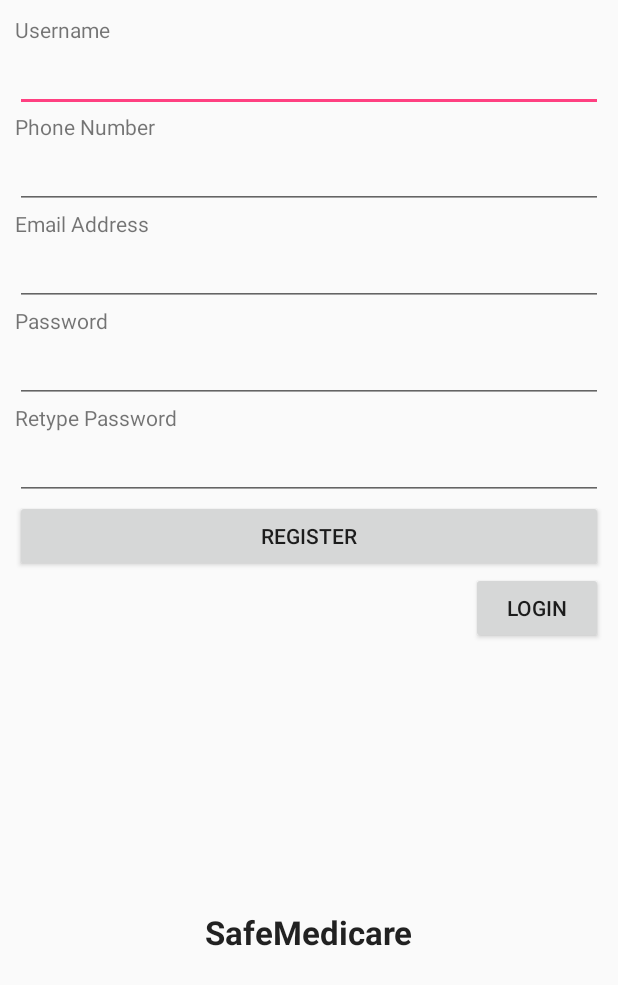
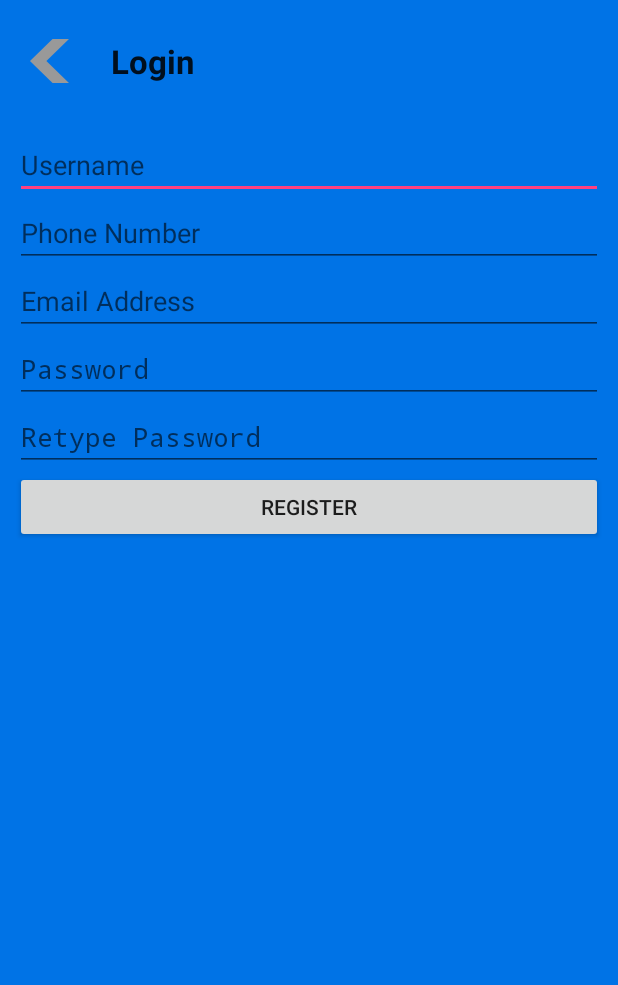
Before and after one commit to Jian-Huang-Dev/MediSafe, an Android app: the SignupActivity screen opened directly, with no data from a screen before it, on a phone screen of 412 x 824 dp. Shown: the top 985 px of the screen. Run offline under Robolectric (Android 15) with nearby library versions, the phone set to English and light mode, and no system bars; libraries missing offline, so code that uses them is left out: com.parse.

Commit message:
UI improvement for login and signup page, and minior interaction result changes

```diff
--- a/app/src/main/java/course1778/mobileapp/safeMedicare/Authentication/SignupActivity.java
+++ b/app/src/main/java/course1778/mobileapp/safeMedicare/Authentication/SignupActivity.java
@@ -6,6 +6,7 @@ import android.os.Bundle;
 import android.view.View;
 import android.widget.Button;
 import android.widget.EditText;
+import android.widget.ImageButton;
 import android.widget.Toast;
 
 import com.parse.LogInCallback;
@@ -21,7 +22,8 @@ import course1778.mobileapp.safeMedicare.R;
  */
 public class SignupActivity extends Activity {
     // Declare Variables
-    Button registerBtn, loginBtn;
+    Button registerBtn;
+    ImageButton loginBtn;
     String usrnameTxt, phoneNumTxt, pwdTxt, pwdTxt2, emailTxt;
     EditText phoneNum, pwd, pwd2, usrname, email;
 
@@ -37,7 +39,7 @@ public class SignupActivity extends Activity {
 
         // register button
         registerBtn = (Button) findViewById(R.id.registerBtn);
-        loginBtn = (Button) findViewById(R.id.loginBtn);
+        loginBtn = (ImageButton) findViewById(R.id.loginBtn);
 
         registerBtn.setOnClickListener(new View.OnClickListener() {
 
--- a/app/src/main/java/course1778/mobileapp/safeMedicare/Main/FamMemFrag.java
+++ b/app/src/main/java/course1778/mobileapp/safeMedicare/Main/FamMemFrag.java
@@ -267,7 +267,8 @@ public class FamMemFrag extends android.support.v4.app.ListFragment implements
                     // html string format
                     TextView interactionResultView = (TextView) resultView.findViewById(R.id.resultView);
                     String htmlString = "<br> <b>" + medNameFieldTxt + "</b>" + " and " + "<b>" +
-                            interactionName + "</b>" + " have drug interaction! " + "<br> <br>" + interactionResult;
+                            interactionName + "</b>" + " have drug interaction! " + "<br> <br>" +
+                            interactionResult + "<br> <br>" + getString(R.string.interaction_warning);
 
                     interactionResultView.setText(Html.fromHtml(htmlString));
 
--- a/app/src/main/res/layout/signup_activity.xml
+++ b/app/src/main/res/layout/signup_activity.xml
@@ -1,94 +1,86 @@
 <LinearLayout xmlns:android="http://schemas.android.com/apk/res/android"
     android:layout_width="fill_parent"
     android:layout_height="fill_parent"
+    android:background="#0073e6"
     android:orientation="vertical"
-    android:padding="10dip" >
+    android:padding="10dip">
+
+    <LinearLayout
+        android:layout_width="match_parent"
+        android:layout_height="match_parent"
+        android:layout_marginTop="@dimen/activity_vertical_margin"
+        android:orientation="vertical">
+
+        <LinearLayout
+            android:layout_width="match_parent"
+            android:layout_height="wrap_content"
+            android:layout_marginBottom="@dimen/activity_vertical_margin_2">
+
+            <ImageButton
+                android:id="@+id/loginBtn"
+                android:layout_width="wrap_content"
+                android:layout_height="match_parent"
+                android:background="#0073e6"
+                android:src="@drawable/left_arrow"/>
 
             <TextView
-        android:id="@+id/usrnameTxt"
-        android:layout_width="fill_parent"
+                android:layout_width="wrap_content"
                 android:layout_height="wrap_content"
-        android:text="@string/usr_name" />
+                android:text="@string/login_btn"
+                android:textStyle="bold"
+                android:textAppearance="?android:attr/textAppearanceLarge"
+                android:layout_marginLeft="@dimen/activity_vertical_margin"/>
+
+        </LinearLayout>
 
         <EditText
             android:id="@+id/usrname"
             android:layout_width="fill_parent"
             android:layout_height="wrap_content"
+            android:hint="@string/usr_name"
             android:inputType="text" />
-
-    <TextView
-        android:id="@+id/phoneNumText"
-        android:layout_width="fill_parent"
-        android:layout_height="wrap_content"
-        android:text="@string/phone_num" />
 
         <EditText
             android:id="@+id/phoneNum"
             android:layout_width="fill_parent"
             android:layout_height="wrap_content"
+            android:hint="@string/phone_num"
             android:inputType="phone" />
-
-    <TextView
-        android:id="@+id/emailTxt"
-        android:layout_width="fill_parent"
-        android:layout_height="wrap_content"
-        android:text="@string/email_addr" />
 
         <EditText
             android:id="@+id/email"
             android:layout_width="fill_parent"
             android:layout_height="wrap_content"
+            android:hint="@string/email_addr"
             android:inputType="textEmailAddress" />
-
-    <TextView
-        android:id="@+id/pwdTxt"
-        android:layout_width="fill_parent"
-        android:layout_height="wrap_content"
-        android:text="@string/password" />
 
         <EditText
             android:id="@+id/pwd"
             android:layout_width="fill_parent"
             android:layout_height="wrap_content"
+            android:hint="@string/password"
             android:inputType="textPassword" />
-
-    <TextView
-        android:id="@+id/pwdTxt2"
-        android:layout_width="fill_parent"
-        android:layout_height="wrap_content"
-        android:text="@string/password2" />
 
         <EditText
             android:id="@+id/pwd2"
             android:layout_width="fill_parent"
             android:layout_height="wrap_content"
+            android:hint="@string/password2"
             android:inputType="textPassword" />
+
+        <LinearLayout
+            android:layout_width="match_parent"
+            android:layout_height="wrap_content"
+            android:orientation="horizontal">
 
             <Button
                 android:id="@+id/registerBtn"
-        android:layout_width="fill_parent"
+                android:layout_width="match_parent"
                 android:layout_height="wrap_content"
                 android:text="@string/register_btn" />
 
-    <Button
-        android:id="@+id/loginBtn"
-        android:layout_width="wrap_content"
-        android:layout_height="wrap_content"
-        android:text="@string/login_btn"
-        android:layout_gravity="right"/>
-
-    <RelativeLayout
-        android:layout_width="match_parent"
-        android:layout_height="match_parent">
-
-        <TextView
-            android:layout_width="wrap_content"
-            android:layout_height="wrap_content"
-            android:text="@string/app_name"
-            android:textAppearance="?android:attr/textAppearanceLarge"
-            android:textStyle="bold"
-            android:layout_centerInParent="true"/>
-
-    </RelativeLayout>
+        </LinearLayout>
 
     </LinearLayout>
+
+</LinearLayout>
--- a/app/src/main/res/values/dimens.xml
+++ b/app/src/main/res/values/dimens.xml
@@ -3,4 +3,7 @@
     <dimen name="activity_horizontal_margin">16dp</dimen>
     <dimen name="activity_vertical_margin">16dp</dimen>
     <dimen name="fab_margin">16dp</dimen>
+    <dimen name="activity_vertical_margin_2">32dp</dimen>
+    <dimen name="activity_vertical_margin_3">64dp</dimen>
+    <dimen name="default_margin">16dp</dimen>
 </resources>
--- a/app/src/main/res/values/strings.xml
+++ b/app/src/main/res/values/strings.xml
@@ -2,7 +2,7 @@
 <resources>
 
     <string name="hello">Hello World!</string>
-    <string name="app_name">SafeMedicare</string>
+    <string name="app_name">safeMedicare</string>
     <string name="usr_name">Username</string>
     <string name="password">Password</string>
     <string name="password2">Retype Password</string>
@@ -40,4 +40,5 @@
     <string name="drawer_close">Close navigation drawer</string>
     <string name="file_format">.txt</string>
     <string name="taken">Taken</string>
+    <string name="interaction_warning">Please consult with your physician or pharmacist to assess potential risks!</string>
 </resources>
```
Also changed, not shown: app/src/main/res/layout/login_activity.xml (+44 -25 lines), app/src/main/res/drawable-hdpi/left_arrow.png (added), app/src/main/res/drawable-mdpi/left_arrow.png (added), app/src/main/res/drawable-xhdpi/left_arrow.png (added), app/src/main/res/drawable-xxhdpi/left_arrow.png (added). Lines whose indentation alone changed are shown as unchanged.
